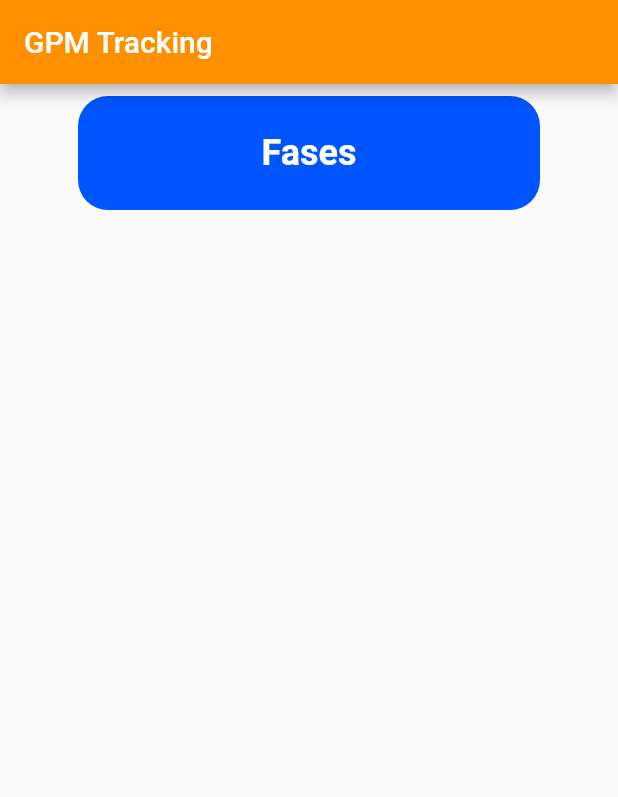
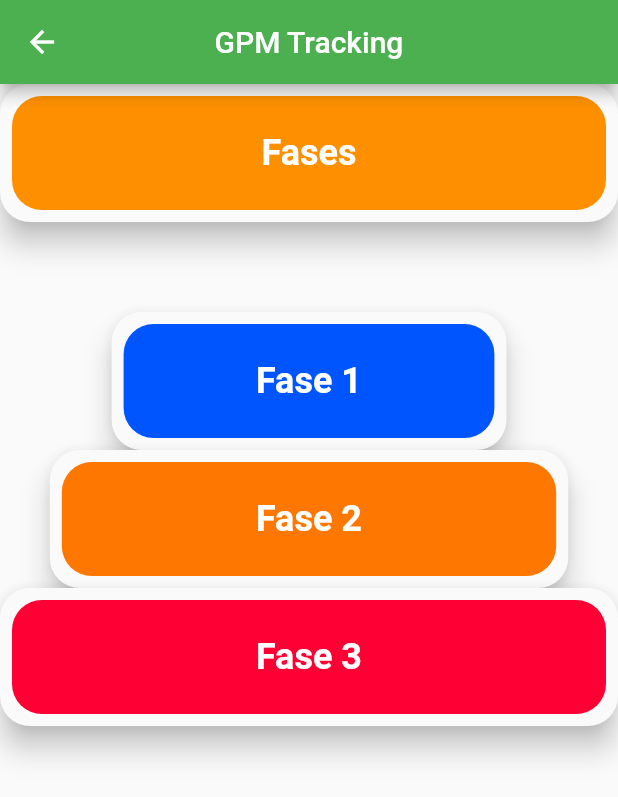
Before and after one commit to jpgotopo/firebase-authetication-login, a Flutter app: the PhasesGpm screen opened directly, on a phone screen of 412 x 824 dp. Shown: the top 797 px of the screen. Run offline on Flutter 3.47's test engine with Material 2 defaults, Android fonts, the phone set to English and light mode, and no system bars; our stand-ins replace firebase_auth, flare_flutter, flutter_local_notifications, rxdart, shared_preferences; missing offline and left inert: timeline_list; accounts and stored records are empty.

Commit message:
Terminando screen principal fases, comenzando screen de fases detalladas (info)

```diff
--- a/lib/pages/mainTabs.dart
+++ b/lib/pages/mainTabs.dart
@@ -17,7 +17,8 @@ class MainTabsPage extends StatelessWidget {
             children: <Widget>[
               TodosPage(),
               LineaTiempo(),
-              PhasesGpm(),
+              InfoFase1(),
+              //PhasesGpm(),
             ],
 
           ),
--- a/lib/screens/fases.dart
+++ b/lib/screens/fases.dart
@@ -4,36 +4,40 @@ class PhasesGpm extends StatelessWidget {
 
   @override
   Widget build(BuildContext context) {
-    //final media = MediaQuery.of(context).size;
+    final media = MediaQuery.of(context).size;
     return Scaffold(
       appBar: AppBar(
         title: Text('GPM Tracking'),
-        backgroundColor: Color(0xFFFE9000),
+        backgroundColor: Colors.green,
+        centerTitle: true,
       ),
       body: Center(
         child: Column(
             mainAxisAlignment: MainAxisAlignment.start,
 
             children: <Widget>[
-              Padding(
-                padding: const EdgeInsets.all(8.0),
-                child: Stack(
-                  alignment: AlignmentDirectional.center ,
-                  children: <Widget>[
+              BannerTitled(
+                color: Color(0xFFFE9000),
+                texto: 'Fases',
+                ancho: 0.8
+              ),
+              SizedBox(height: 60.0),
+              BannerTitled(
+                color: Color(0xFF0055FE),
+                texto: 'Fase 1',
+                ancho: 0.3
+              ),
+              BannerTitled(
+                color: Color(0xFFFE7700),
+                texto: 'Fase 2',
+                ancho: 0.4
+              ),
+              BannerTitled(
+                color: Color(0xFFFE0034),
+                texto: 'Fase 3',
+                ancho: 0.6
+              ),
 
-                    Container(
-                      height: 76.0,
-                      width: 308.0,
-                      decoration: BoxDecoration(
-                        borderRadius: BorderRadius.circular(20.0),
-                        color: Color(0xFF0055FE),
-
-                      ),
-                    ),
-                    Text('Fases', style:TextStyle(color: Colors.white, fontSize: 24.0, fontWeight: FontWeight.bold)),
-                  ],
-                ),
-              )
             ],
           ),
 
@@ -42,5 +46,96 @@ class PhasesGpm extends StatelessWidget {
 
 
 
+
+
+
+  }
+
+}
+
+class BannerTitled extends StatelessWidget {
+  BannerTitled({this.color, this.texto, this.ancho});
+  final Color color;
+  final String texto;
+  final double ancho;
+  @override
+  Widget build(BuildContext context) {
+    final media = MediaQuery.of(context).size;
+    return Material(
+
+      elevation: 8.0,
+      borderRadius: BorderRadius.circular(20.0),
+      /* shape: RoundedRectangleBorder(
+        borderRadius: BorderRadius.circular(20.0)), */
+      child: Padding(
+        padding: EdgeInsets.all(8.0),
+        child: Stack(
+          alignment: AlignmentDirectional.center ,
+          children: <Widget>[
+
+            Container(
+
+              height: 76.0,
+              width: media.height * ancho,
+              decoration: BoxDecoration(
+                borderRadius: BorderRadius.circular(20.0),
+                color: color,
+
+              ),
+            ),
+            Text(texto, style:TextStyle(color: Colors.white, fontSize: 24.0, fontWeight: FontWeight.bold)),
+          ],
+        ),
+      )
+
+    );
   }
 }
+
+class InfoFase1 extends StatelessWidget {
+  @override
+  Widget build(BuildContext context) {
+    return Column(
+
+      children: <Widget>[
+        SizedBox(height: 32.0),
+        BannerTitled(
+          color: Color(0xFF0055FE),
+          texto: 'Fase 1',
+          ancho: 0.3
+        ),
+
+      ],
+    );
+  }
+}
+
+class DataInfo extends StatelessWidget {
+  @override
+  Widget build(BuildContext context) {
+    return Stack(
+      children: <Widget>[
+        Container(
+          decoration: BoxDecoration(
+            borderRadius: BorderRadius.circular(20.0),
+            gradient: LinearGradient(
+              begin: Alignment.topLeft,
+              end: Alignment.bottomRight,
+              colors: <Color>[
+                Color(0xFF67cf44),
+                Color(0xFF00C6F9),
+                Color(0xFF00C6F9),
+                Color(0xFF67CF44),
+              ],
+            ),
+          )
+        ),
+        Row(
+          children: <Widget>[
+
+          ],
+        )
+      ],
+    );
+  }
+}
```
